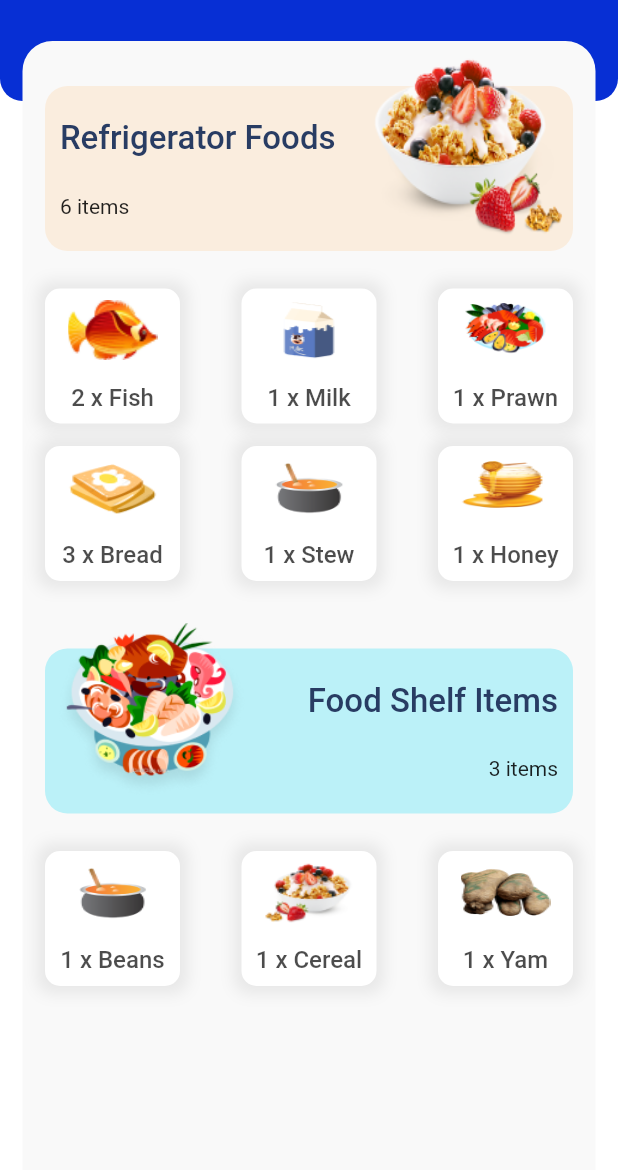
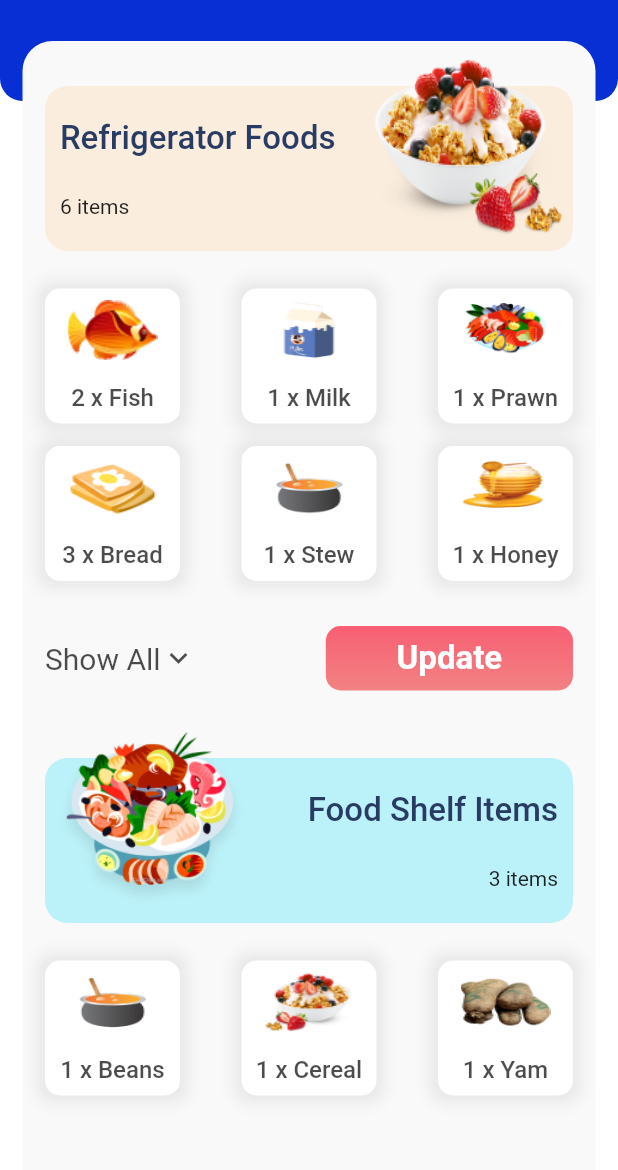
Before and after one commit to softcoder404/CHOWie, a Flutter app: the StoreScreen screen opened directly, on a phone screen of 412 x 824 dp, the part 64-1234 px from its top. Run offline on Flutter 3.47's test engine with Material 2 defaults, Android fonts, the phone set to English and light mode, and no system bars.

Commit message:
added update button to the store screen and make the pages persistence with flutter page storage bucket

```diff
--- a/chowie/lib/view/store_screen.dart
+++ b/chowie/lib/view/store_screen.dart
@@ -1,3 +1,5 @@
+import 'dart:ui';
+
 import 'package:chowie/model/available_food_items_model.dart';
 import 'package:chowie/provider/repository/food_items_provider.dart';
 import 'package:chowie/utils/custom_app_bar_widget.dart';
@@ -6,7 +8,7 @@ import 'package:chowie/utils/store_items_card.dart';
 import 'package:flutter/material.dart';
 
 class StoreScreen extends StatefulWidget {
-   const StoreScreen({Key key}) : super(key: key);
+  const StoreScreen({Key key}) : super(key: key);
   @override
   _StoreScreenState createState() => _StoreScreenState();
 }
@@ -72,7 +74,8 @@ class _StoreScreenState extends State<StoreScreen> {
                             ),
                             SizedBox(height: 15.0),
                             Padding(
-                              padding: const EdgeInsets.symmetric(horizontal: 15.0),
+                              padding:
+                                  const EdgeInsets.symmetric(horizontal: 15.0),
                               child: Wrap(
                                 runSpacing: 15.0,
                                 alignment: WrapAlignment.spaceBetween,
@@ -87,7 +90,43 @@ class _StoreScreenState extends State<StoreScreen> {
                               ),
                             ),
                             //title will be here
-
+                            Padding(
+                              padding: const EdgeInsets.only(left: 15.0,right:15,top: 30.0),
+                              child: Row(
+                                mainAxisAlignment: MainAxisAlignment.spaceBetween,
+                                crossAxisAlignment: CrossAxisAlignment.center,
+                                children: <Widget>[
+                                  Text('Show All',
+                                      style: TextStyle(
+                                        color: Colors.black.withOpacity(.7),
+                                        fontSize: 20.0,
+                                      )),
+                                  Icon(Icons.keyboard_arrow_down,
+                                      color: Colors.black.withOpacity(.7),
+                                      size: 24),
+                                  Expanded(
+                                    child: Text(''),
+                                  ),
+                                  Container(
+                                    height: 43,
+                                    width: MediaQuery.of(context).size.width * .4,
+                                    decoration: BoxDecoration(
+                                      gradient: LinearGradient(
+                                        begin: Alignment.topCenter,
+                                        end: Alignment.bottomCenter,
+                                        colors: [
+                                          Color(0xffF85F73),
+                                          Color(0xffF28282),
+                                        ],
+                                      ),
+                                      borderRadius: BorderRadius.circular(10.0),
+                                    ),
+                                    alignment: Alignment.center,
+                                    child: Text('Update',style: TextStyle(fontSize: 22.0,fontWeight: FontWeight.w600,color: Colors.white),),
+                                  ),
+                                ],
+                              ),
+                            ),
                             SizedBox(height: 15.0),
                             CustomStoreCard(
                               foodItem: foodItems[1],
@@ -96,7 +135,8 @@ class _StoreScreenState extends State<StoreScreen> {
                             ),
                             SizedBox(height: 15.0),
                             Padding(
-                              padding: const EdgeInsets.symmetric(horizontal: 15.0),
+                              padding:
+                                  const EdgeInsets.symmetric(horizontal: 15.0),
                               child: Wrap(
                                 runSpacing: 15.0,
                                 alignment: WrapAlignment.spaceBetween,
```
